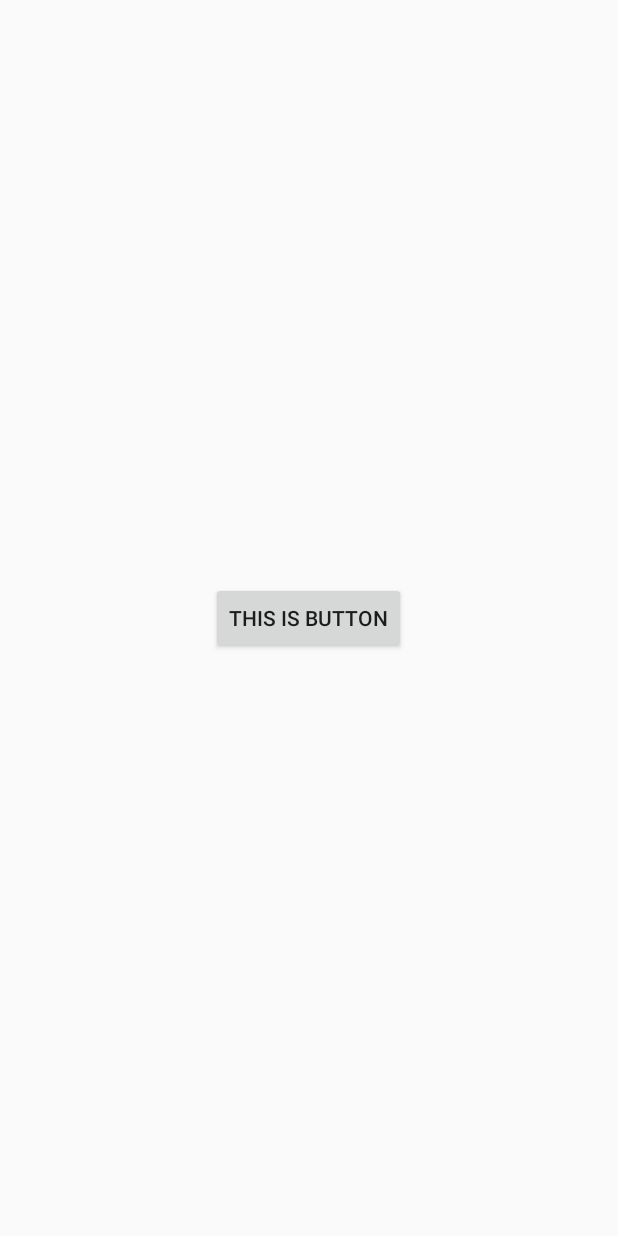
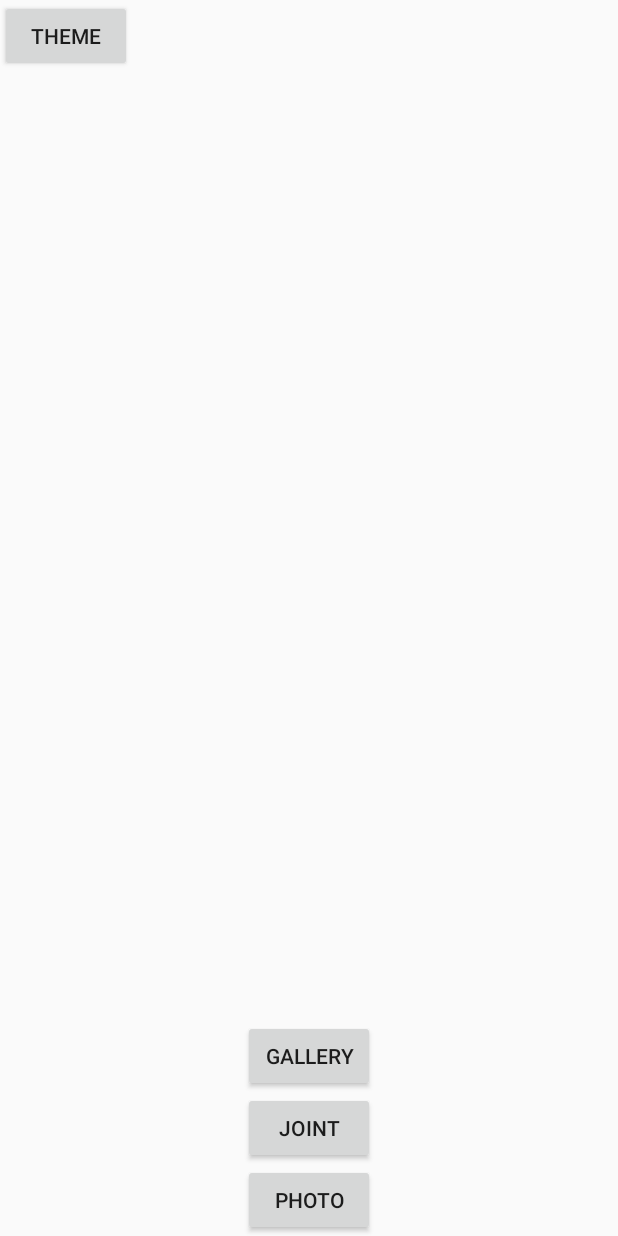
Before and after one commit to Aburasumashi81104/picsapp, an Android app: the layout activity_main.xml on its own in the app's theme, with its tools: preview values and no code run, on a phone screen of 412 x 824 dp. Run offline under Robolectric (Android 15) with nearby library versions, the phone set to English and light mode, and no system bars.

Commit message:
set button

```diff
--- a/app/src/main/java/com/example/moebutapworks/picsfixer/MainActivity.kt
+++ b/app/src/main/java/com/example/moebutapworks/picsfixer/MainActivity.kt
@@ -4,6 +4,7 @@ import android.support.v7.app.AppCompatActivity
 import android.os.Bundle
 import android.util.Log
 import android.widget.Button
+import android.widget.Gallery
 
 class MainActivity : AppCompatActivity() {
 
@@ -14,9 +15,21 @@ class MainActivity : AppCompatActivity() {
         setContentView(R.layout.activity_main)
 
         Log.d(TAG, "This is a first log!")
-        val button: Button = findViewById(R.id.button) as Button
+        val Gallery: Button = findViewById(R.id.Gallery) as Button
         button.setOnClickListener { view ->
             android.util.Log.d(TAG, "Click!")
         }
     }
+
+    override fun onCreate(savedInstanceState: Bundle?) {
+        super.onCreate(savedInstanceState)
+        setContentView(R.layout.activity_main)
+
+        Log.d(TAG, "This is a second log!")
+        val Joint: Button = findViewById(R.id.Joint) as Button
+        button.setOnClickListener { view ->
+            android.util.Log.d(TAG, "Click!")
+        }
+    }
+
 }
--- a/app/src/main/res/layout/activity_main.xml
+++ b/app/src/main/res/layout/activity_main.xml
@@ -5,10 +5,36 @@
     android:layout_height="match_parent"
     android:orientation="vertical">
 
+
     <Button
-        android:id="@+id/button"
-        android:text="This is Button"
+        android:id="@+id/Theme"
+        android:text="THEME"
+        android:layout_alignParentTop="true"
+        android:layout_alignParentLeft="true"
+        android:layout_width="wrap_content"
+        android:layout_height="wrap_content" />
+
+    <Button
+        android:id="@+id/Gallery"
+        android:text="Gallery"
         android:layout_centerInParent="true"
+        android:layout_width="wrap_content"
+        android:layout_height="wrap_content"
+        android:layout_above="@id/Joint"/>
+
+    <Button
+        android:id="@+id/Joint"
+        android:text="Joint"
+        android:layout_centerInParent="true"
+        android:layout_width="wrap_content"
+        android:layout_height="wrap_content"
+        android:layout_above="@id/Photo" />
+
+    <Button
+        android:id="@+id/Photo"
+        android:text="Photo"
+        android:layout_centerHorizontal="true"
+        android:layout_alignParentBottom="true"
         android:layout_width="wrap_content"
         android:layout_height="wrap_content" />
 
```
